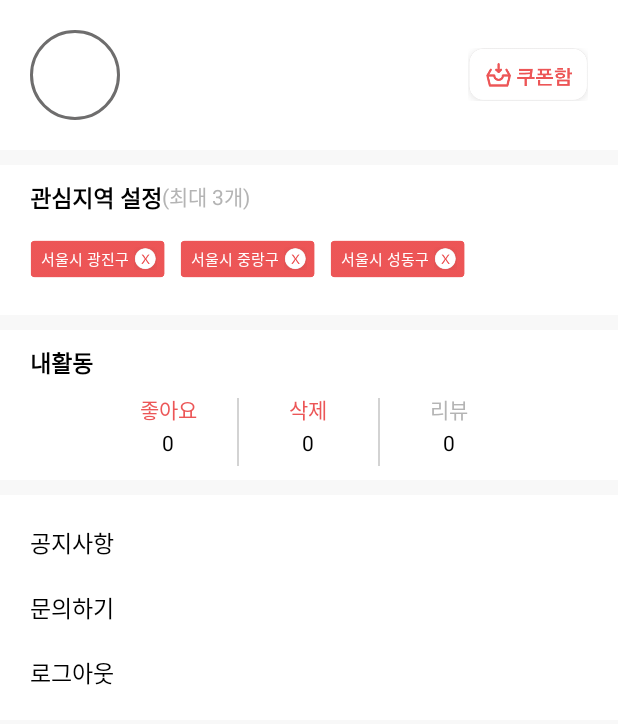
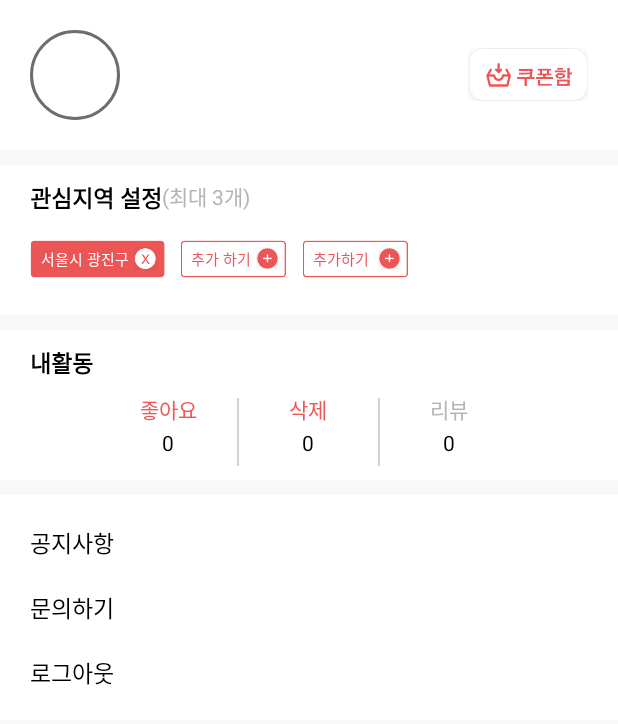
Before and after one commit to SnoopyKim/NewSikDang, an Android app: the fragment FourFragment shown on its own in the app's theme, on a phone screen of 412 x 824 dp. Shown: the top 724 px of the screen. Run offline under Robolectric (Android 15) with nearby library versions, the phone set to English and light mode, and no system bars; our stand-ins replace CircleImageView, Firebase (no records; nobody signed in at launch, a user with empty details on screens opened directly); libraries missing offline, so code that uses them is left out: com.facebook, com.facebook.login; 1 statement that could not run was skipped.

Commit message:
edit _ 1

```diff
--- a/app/src/main/AndroidManifest.xml
+++ b/app/src/main/AndroidManifest.xml
@@ -58,8 +58,10 @@
             android:name=".AreaActivity"
             android:theme="@android:style/Theme.Translucent" />
         <activity android:name=".Event" />
-        <activity android:name=".ResNotice"
-            android:theme="@android:style/Theme.Translucent"></activity>
+        <activity
+            android:name=".ResNotice"
+            android:theme="@android:style/Theme.Translucent" />
+        <activity android:name=".OneInterChoise"></activity>
     </application>
 
 </manifest>
--- a/app/src/main/java/project/com/newsikdang/FourFragment.java
+++ b/app/src/main/java/project/com/newsikdang/FourFragment.java
@@ -116,7 +116,7 @@ public class FourFragment extends Fragment {
         });
 
         //관심목록
-        RelativeLayout rl_att_1 = v.findViewById(R.id.attention_1);
+        RelativeLayout rl_att_1 = v.findViewById(R.id.attention_2);
         rl_att_1.setOnClickListener(new View.OnClickListener() {
             @Override
             public void onClick(View v) {
--- a/app/src/main/java/project/com/newsikdang/ResNotice.java
+++ b/app/src/main/java/project/com/newsikdang/ResNotice.java
@@ -25,7 +25,8 @@ public class ResNotice extends Activity {
         close = this.findViewById(R.id.close);
 
         sw_notice = this.findViewById(R.id.sw_notice);
-        sw_notice.setOnClickListener(new View.OnClickListener() {
+
+        close.setOnClickListener(new View.OnClickListener() {
             @Override
             public void onClick(View view) {
                 finish();
--- a/app/src/main/res/layout/fourfragment.xml
+++ b/app/src/main/res/layout/fourfragment.xml
@@ -121,7 +121,7 @@
         </RelativeLayout>
         <RelativeLayout
             android:id="@+id/attention_2"
-            android:layout_width="90dp"
+            android:layout_width="71dp"
             android:layout_height="wrap_content"
             android:layout_alignTop="@+id/attention_1"
             android:layout_toEndOf="@+id/attention_1"
@@ -132,7 +132,7 @@
                 android:id="@+id/it2_back"
                 android:layout_width="match_parent"
                 android:layout_height="25dp"
-                android:background="@drawable/frag4_fillbox"
+                android:background="@drawable/frag4_box"
                 android:scaleType="fitXY"
                 android:gravity="center"
                 />
@@ -142,9 +142,9 @@
                 android:layout_height="wrap_content"
                 android:layout_marginLeft="7dp"
                 android:layout_centerVertical="true"
-                android:text="서울시 중랑구"
+                android:text="추가 하기"
                 android:textSize="10dp"
-                android:textColor="@color/white"/>
+                android:textColor="@color/maincolor"/>
             <ImageView
                 android:id="@+id/id2_button"
                 android:layout_width="15dp"
@@ -152,14 +152,14 @@
                 android:layout_alignParentRight="true"
                 android:layout_centerVertical="true"
                 android:layout_marginRight="5dp"
-                android:background="@drawable/frag4_x"
+                android:background="@drawable/frag4_plus"
                 android:scaleType="fitXY"
                 android:gravity="center"
                 />
         </RelativeLayout>
         <RelativeLayout
             android:id="@+id/attention_3"
-            android:layout_width="90dp"
+            android:layout_width="71dp"
             android:layout_height="wrap_content"
             android:layout_alignTop="@+id/attention_2"
             android:layout_toEndOf="@+id/attention_2"
@@ -170,7 +170,7 @@
                 android:id="@+id/it3_back"
                 android:layout_width="match_parent"
                 android:layout_height="25dp"
-                android:background="@drawable/frag4_fillbox"
+                android:background="@drawable/frag4_box"
                 android:scaleType="fitXY"
                 android:gravity="center"
                 />
@@ -180,9 +180,9 @@
                 android:layout_height="wrap_content"
                 android:layout_marginLeft="7dp"
                 android:layout_centerVertical="true"
-                android:text="서울시 성동구"
+                android:text="추가하기"
                 android:textSize="10dp"
-                android:textColor="@color/white"/>
+                android:textColor="@color/maincolor"/>
             <ImageView
                 android:id="@+id/it3_button"
                 android:layout_width="15dp"
@@ -190,7 +190,7 @@
                 android:layout_alignParentRight="true"
                 android:layout_centerVertical="true"
                 android:layout_marginRight="5dp"
-                android:background="@drawable/frag4_x"
+                android:background="@drawable/frag4_plus"
                 android:scaleType="fitXY"
                 android:gravity="center"
                 />
```
Also changed, not shown: app/src/main/java/project/com/newsikdang/OneInterChoise.java (added, +13 -0 lines), app/src/main/res/drawable/inter_background.xml (added, +9 -0 lines), app/src/main/res/layout/activity_event.xml (+5 -4 lines), app/src/main/res/layout/activity_one_inter_choise.xml (added, +74 -0 lines).
